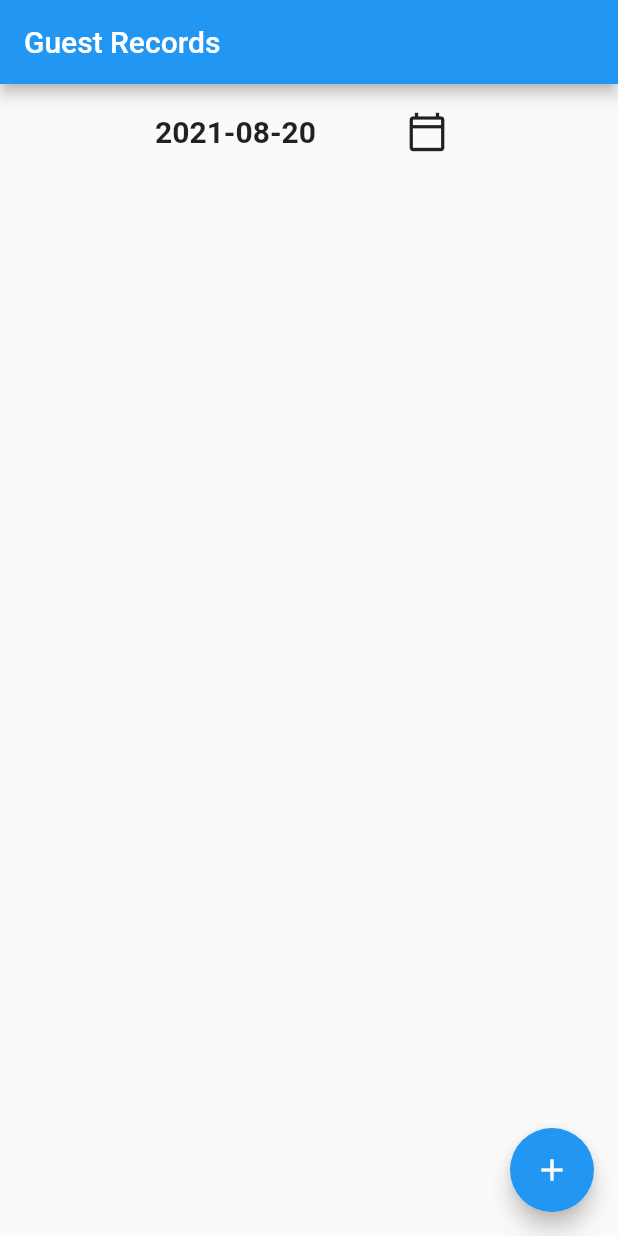
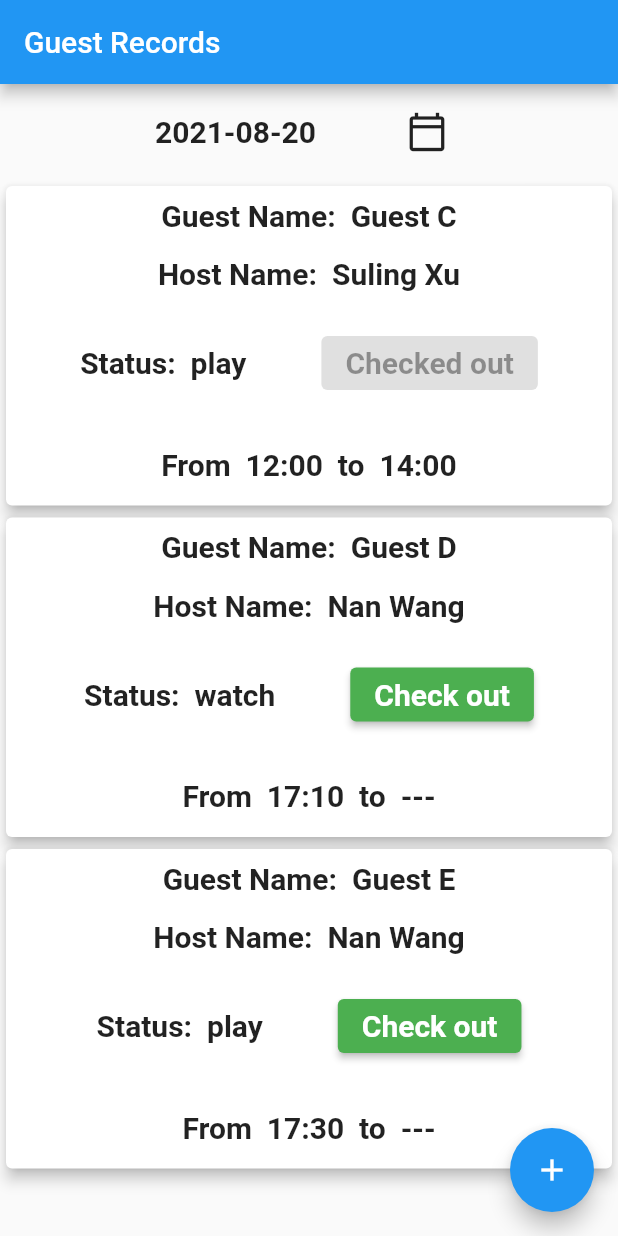
Before and after one commit to SulingXu/registry, a Flutter app: the screen it shows after launch, on a phone screen of 412 x 824 dp. Run offline on Flutter 3.47's test engine with Material 2 defaults, Android fonts, the phone set to English and light mode, and no system bars.

Commit message:
Remove the initialization for guest in guest.dart, and add five guest object in guest_list_provider.dart

```diff
--- a/lib/guest_list/guest.dart
+++ b/lib/guest_list/guest.dart
@@ -1,6 +1,5 @@
 //guest model
 import 'package:registry/guest_list/guest_status.dart';
-import 'guest_status.dart';
 
 class Guest {
   String firstName;
@@ -12,6 +11,6 @@ class Guest {
   double fee;
   bool hasCheckedOut;
 
-  Guest({this.firstName = "", this.lastName = "", this.chosenHostName = null, this.status = GuestStatus.play,
-    this.checkInTime = null, this.checkOutTime = null, this.fee = 0, this.hasCheckedOut = false});
+  Guest(this.firstName, this.lastName, this.chosenHostName, this.status,
+    this.checkInTime, this.checkOutTime, this.fee, this.hasCheckedOut);
 }
--- a/lib/guest_list/guest_list_provider.dart
+++ b/lib/guest_list/guest_list_provider.dart
@@ -1,9 +1,16 @@
-import 'guest.dart';
+import 'package:registry/guest_list/guest.dart';
+import 'package:registry/guest_list/guest_status.dart';
 
 // Provide a list of guests and APIs to manipulate the guest list.
 class GuestListProvider {
   // internal list of guests, can be changed by api.
-  List<Guest> _guests = [];
+  List<Guest> _guests = [
+    Guest('Guest', 'A', 'Suling Xu', GuestStatus.play, DateTime.parse('2021-08-19 20:05:05'), null, 0, false),
+    Guest('Guest', 'B', 'Nan Wang', GuestStatus.watch, DateTime.parse('2021-08-19 22:05:00'), null, 0, false),
+    Guest('Guest', 'C', 'Suling Xu', GuestStatus.play, DateTime.parse('2021-08-20 12:00:00'), DateTime.parse('2021-08-20 14:00:00'), 120, true),
+    Guest('Guest', 'D', 'Nan Wang', GuestStatus.watch, DateTime.parse('2021-08-20 17:10:00'), null, 0, false),
+    Guest('Guest', 'E', 'Nan Wang', GuestStatus.play, DateTime.parse('2021-08-20 17:30:00'), null, 0, false)
+  ];
 
   // guest list provider api: provide a list of guests
   List<Guest> provideGuests() {
```
